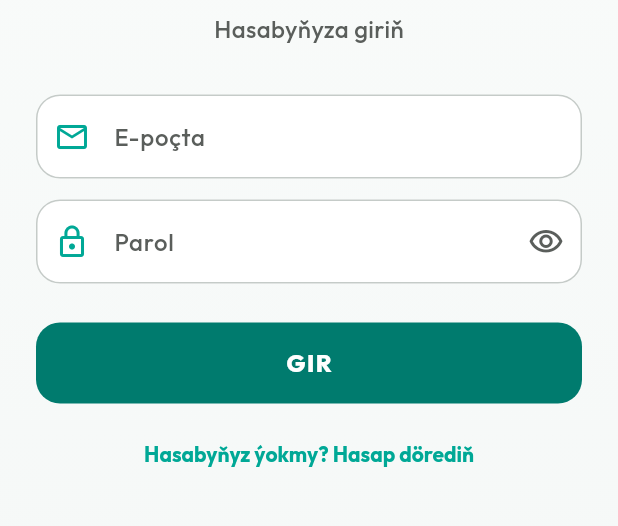
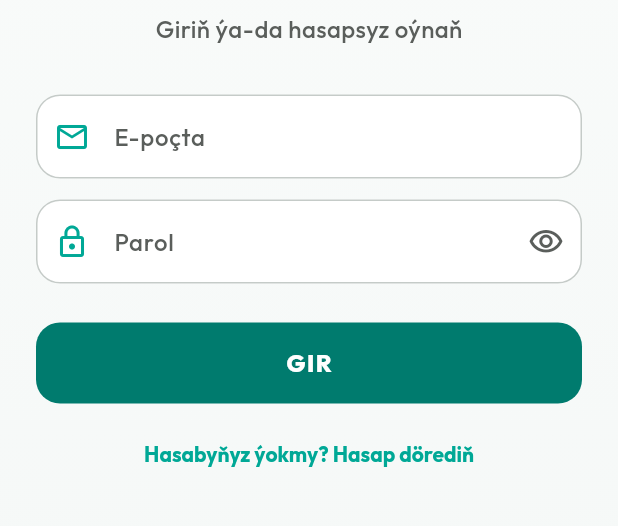
Before and after one commit to mali-ab/payhas, a Flutter app: the AuthScreen screen opened directly, on a phone screen of 412 x 824 dp, the part 501-1027 px from its top. Run offline on Flutter 3.47's test engine with Material 3 defaults, Android fonts, the phone set to English and light mode, and no system bars; our stand-ins replace confetti, google_fonts, shared_preferences; accounts and stored records are empty.

Commit message:
Add guest play welcome screen

```diff
--- a/lib/main.dart
+++ b/lib/main.dart
@@ -5,6 +5,7 @@ import 'core/app_dependencies.dart';
 import 'providers/game_provider.dart';
 import 'providers/auth_provider.dart';
 import 'screens/home_screen.dart';
+import 'screens/auth_screen.dart';
 
 void main() {
   runApp(const PayhasApp());
@@ -40,6 +41,7 @@ class _SessionGate extends StatefulWidget {
 
 class _SessionGateState extends State<_SessionGate> {
   int? _activatedUserId;
+  bool _playingAsGuest = false;
 
   @override
   Widget build(BuildContext context) {
@@ -65,7 +67,13 @@ class _SessionGateState extends State<_SessionGate> {
       });
     }
 
-    // Authentication is optional: guests can play using locally saved progress.
-    return const HomeScreen();
+    if (auth.isAuthenticated || _playingAsGuest) return const HomeScreen();
+
+    return AuthScreen(
+      onContinueAsGuest: () async {
+        await context.read<GameProvider>().activateGuest();
+        if (mounted) setState(() => _playingAsGuest = true);
+      },
+    );
   }
 }
--- a/lib/screens/auth_screen.dart
+++ b/lib/screens/auth_screen.dart
@@ -7,7 +7,9 @@ import '../theme/app_theme.dart';
 import '../widgets/brand_mark.dart';
 
 class AuthScreen extends StatefulWidget {
-  const AuthScreen({super.key});
+  const AuthScreen({super.key, this.onContinueAsGuest});
+
+  final Future<void> Function()? onContinueAsGuest;
   @override
   State<AuthScreen> createState() => _AuthScreenState();
 }
@@ -66,8 +68,61 @@ class _AuthScreenState extends State<AuthScreen> {
                       const SizedBox(height: 18),
                       const Text('PAÝHAS', style: TextStyle(color: AppTheme.textPrimary, fontSize: 34, fontWeight: FontWeight.w900, letterSpacing: 2)),
                       const SizedBox(height: 8),
-                      Text(_signUp ? 'Hasabyňyzy dörediň' : 'Hasabyňyza giriň', style: const TextStyle(color: AppTheme.textSecondary, fontSize: 16)),
+                      Text(
+                        _signUp
+                            ? 'Hasabyňyzy dörediň'
+                            : 'Giriň ýa-da hasapsyz oýnaň',
+                        style: const TextStyle(
+                          color: AppTheme.textSecondary,
+                          fontSize: 16,
+                        ),
+                      ),
                       const SizedBox(height: 32),
+                      if (!_signUp && widget.onContinueAsGuest != null) ...[
+                        SizedBox(
+                          height: 56,
+                          width: double.infinity,
+                          child: ElevatedButton.icon(
+                            onPressed: auth.busy
+                                ? null
+                                : () => widget.onContinueAsGuest!(),
+                            icon: const Icon(Icons.play_arrow_rounded),
+                            label: const Text(
+                              'MYHMAN HÖKMÜNDE OÝNA',
+                              style: TextStyle(
+                                fontWeight: FontWeight.w800,
+                                letterSpacing: 0.8,
+                              ),
+                            ),
+                            style: ElevatedButton.styleFrom(
+                              backgroundColor: AppTheme.accent,
+                              foregroundColor: Colors.white,
+                              elevation: 0,
+                              shape: RoundedRectangleBorder(
+                                borderRadius: BorderRadius.circular(16),
+                              ),
+                            ),
+                          ),
+                        ),
+                        const SizedBox(height: 14),
+                        Row(
+                          children: const [
+                            Expanded(child: Divider(color: AppTheme.cardBorder)),
+                            Padding(
+                              padding: EdgeInsets.symmetric(horizontal: 12),
+                              child: Text(
+                                'ýa-da hasaba giriň',
+                                style: TextStyle(
+                                  color: AppTheme.textSecondary,
+                                  fontSize: 12,
+                                ),
+                              ),
+                            ),
+                            Expanded(child: Divider(color: AppTheme.cardBorder)),
+                          ],
+                        ),
+                        const SizedBox(height: 18),
+                      ],
                       if (_signUp) _field(controller: _name, label: 'Adyňyz', icon: Icons.person_outline, validator: (value) => value == null || value.trim().length < 2 ? 'Adyňyzy giriziň.' : null),
                       _field(controller: _email, label: 'E-poçta', icon: Icons.email_outlined, keyboardType: TextInputType.emailAddress, validator: (value) => value == null || !value.contains('@') ? 'Dogry e-poçta giriziň.' : null),
                       _field(controller: _password, label: 'Parol', icon: Icons.lock_outline, obscure: _obscure, suffix: IconButton(onPressed: () => setState(() => _obscure = !_obscure), icon: Icon(_obscure ? Icons.visibility_outlined : Icons.visibility_off_outlined, color: AppTheme.textSecondary)), validator: (value) => value == null || value.length < 6 ? 'Parol azyndan 6 belgiden ybarat bolmaly.' : null),
```
